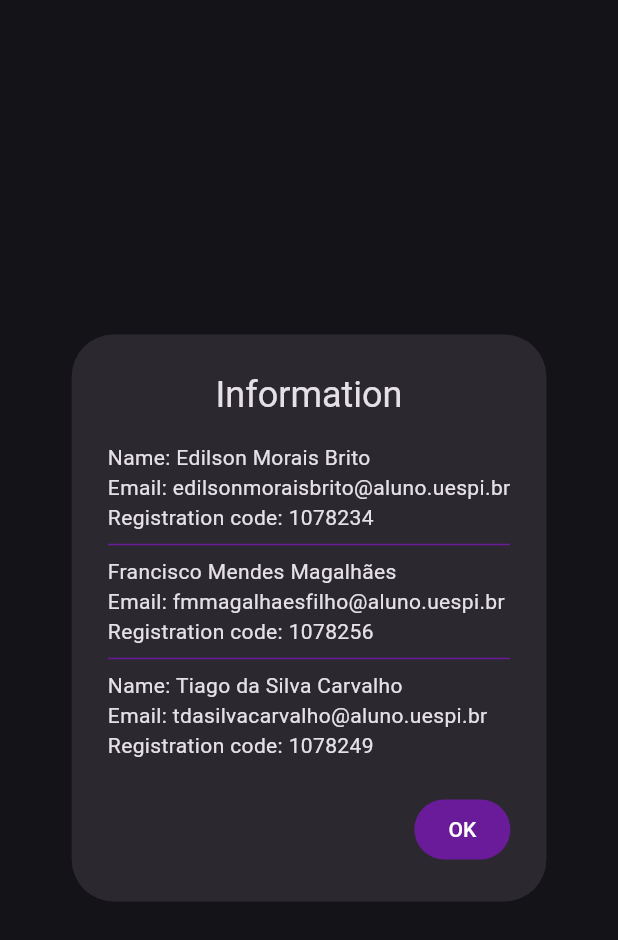
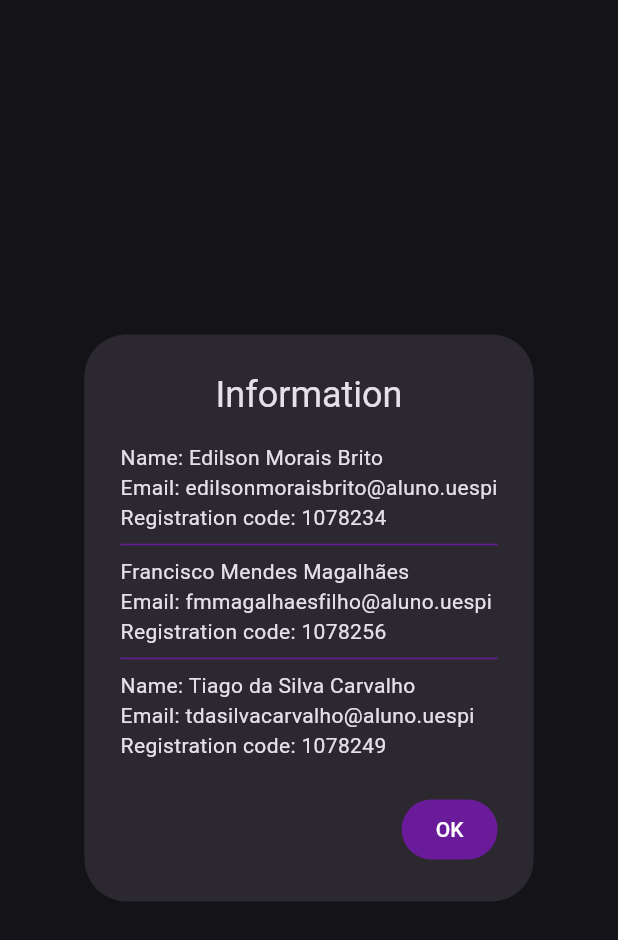
Before and after one commit to ed-morais/Astronomy-Picture-of-the-Day-App, a Flutter app: the InfoModal widget shown alone on an empty page, opened directly, on a phone screen of 412 x 824 dp. Shown: the top 940 px of the screen. Run offline on Flutter 3.47's test engine with Material 2 defaults, Android fonts, the phone set to English and light mode, and no system bars; our stand-ins replace flutter_rating_bar, google_fonts, readmore; network calls fail.

Commit message:
ajust bugs

```diff
--- a/lib/widgets/info_modal.dart
+++ b/lib/widgets/info_modal.dart
@@ -19,15 +19,15 @@ class InfoModal extends StatelessWidget {
             crossAxisAlignment: CrossAxisAlignment.start,
             children: [
               const Text('Name: Edilson Morais Brito'),
-              const Text('Email: edilsonmoraisbrito@aluno.uespi.br'),
+              const Text('Email: edilsonmoraisbrito@aluno.uespi'),
               const Text('Registration code: 1078234'),
               Divider(color: Colors.purple.shade800),
               const Text('Francisco Mendes Magalhães'),
-              const Text('Email: fmmagalhaesfilho@aluno.uespi.br'),
+              const Text('Email: fmmagalhaesfilho@aluno.uespi'),
               const Text('Registration code: 1078256'),
               Divider(color: Colors.purple.shade800),
               const Text('Name: Tiago da Silva Carvalho'),
-              const Text('Email: tdasilvacarvalho@aluno.uespi.br'),
+              const Text('Email: tdasilvacarvalho@aluno.uespi'),
               const Text('Registration code: 1078249')
             ],
           ),
```
